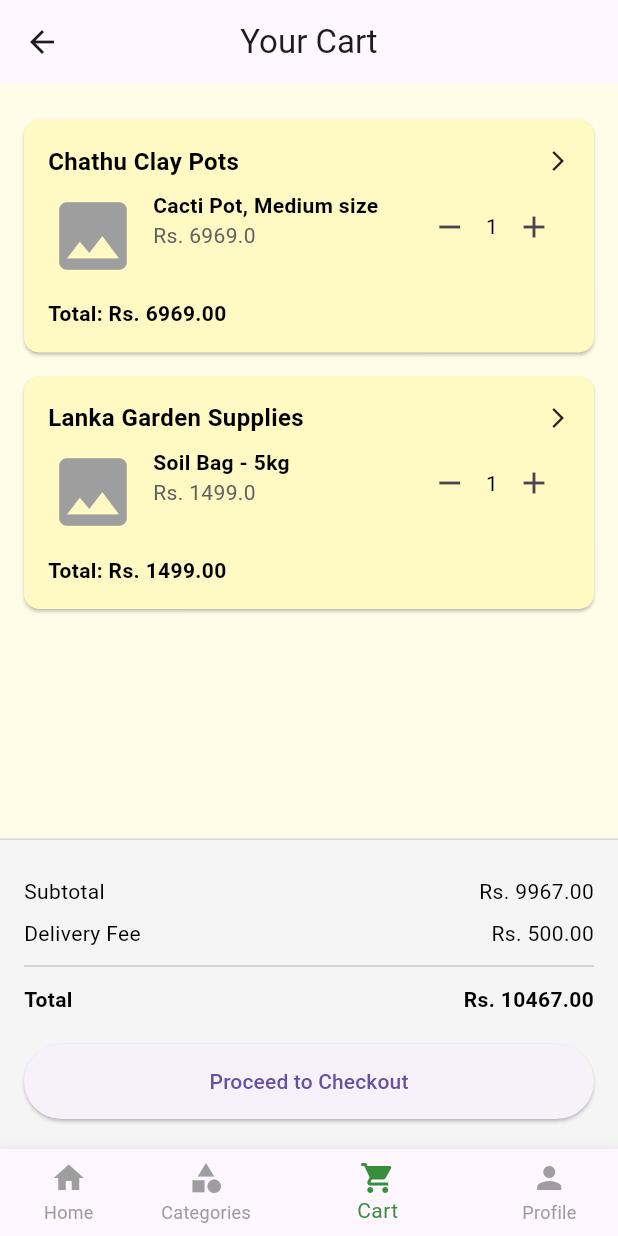
After one commit to Team-Dev-Alliance/aththatu, a Flutter app: the CartPage screen opened by its route, on a phone screen of 412 x 824 dp. The commit adds this screen. Run offline on Flutter 3.47's test engine with Material 3 defaults, Android fonts, the phone set to English and light mode, and no system bars; our stand-ins replace fl_chart, image_picker.

Commit message:
Create cart page for customer frontend

```diff
--- a/client/aththatu/lib/App/app.dart
+++ b/client/aththatu/lib/App/app.dart
@@ -7,6 +7,7 @@ import '../Authentication/login.dart';
 import '../Authentication/signup.dart';
 import '../Analytics/analytics_page.dart';
 import '../Orders/add_product_page.dart';
+import '../Cart/cart_page.dart';
 
 void main() {
   runApp(const MyApp());
@@ -34,6 +35,7 @@ class MyApp extends StatelessWidget {
         '/seller_orders': (context) => const SellerOrdersPage(),
         '/analytics': (context) => const AnalyticsPage(),
         '/add_product': (context) => const AddProductPage(),
+        '/cart': (context) => const CartPage(),
       },
     );
   }
--- /dev/null
+++ b/client/aththatu/lib/Cart/cart_item_tile.dart
@@ -0,0 +1,127 @@
+import 'package:flutter/material.dart';
+
+class CartItemTile extends StatefulWidget {
+  final String shopName;
+  final String productName;
+  final double unitPrice;
+  // final String imageUrl;
+  final int initialQuantity;
+  final ValueChanged<int> onQuantityChanged;
+
+  const CartItemTile({
+    super.key,
+    required this.shopName,
+    required this.productName,
+    required this.unitPrice,
+    // required this.imageUrl,
+    required this.initialQuantity,
+    required this.onQuantityChanged,
+  });
+
+  @override
+  State<CartItemTile> createState() => _CartItemTileState();
+}
+
+class _CartItemTileState extends State<CartItemTile> {
+  int quantity = 1;
+
+  void _incrementQuantity() {
+    setState(() {
+      quantity++;
+      widget.onQuantityChanged(quantity);
+    });
+  }
+
+  void _decrementQuantity() {
+    setState(() {
+      if (quantity > 1) {
+        quantity--;
+        widget.onQuantityChanged(quantity);
+      } else {
+        // Optionally you can also notify parent to remove the widget
+        // For now just showing a snackbar
+        ScaffoldMessenger.of(context).showSnackBar(
+          const SnackBar(content: Text("Item removed from cart")),
+        );
+        setState(() {
+          quantity = 0;
+          widget.onQuantityChanged(quantity);
+        });
+      }
+    });
+  }
+
+  @override
+  Widget build(BuildContext context) {
+    if (quantity == 0) return const SizedBox(); // Don't display if removed
+
+    double totalPrice = widget.unitPrice * quantity;
+
+    return Card(
+      color: Colors.yellow[100],
+      shape: RoundedRectangleBorder(borderRadius: BorderRadius.circular(10)),
+      margin: const EdgeInsets.symmetric(vertical: 8),
+      child: Padding(
+        padding: const EdgeInsets.all(16.0),
+        child: Column(
+          crossAxisAlignment: CrossAxisAlignment.start,
+          children: [
+            // Shop name and arrow
+            Row(
+              children: [
+                Expanded(
+                  child: Text(
+                    widget.shopName,
+                    style: const TextStyle(
+                        fontSize: 16, fontWeight: FontWeight.bold),
+                  ),
+                ),
+                const Icon(Icons.arrow_forward_ios, size: 16),
+              ],
+            ),
+            const SizedBox(height: 8),
+            // Product details
+            Row(
+              crossAxisAlignment: CrossAxisAlignment.start,
+              children: [
+                // Image
+                const Icon(Icons.image, size: 60, color: Colors.grey),
+                const SizedBox(width: 10),
+                // Text + price
+                Expanded(
+                  child: Column(
+                    crossAxisAlignment: CrossAxisAlignment.start,
+                    children: [
+                      Text(widget.productName,
+                          style: const TextStyle(fontWeight: FontWeight.bold)),
+                      Text('Rs. ${widget.unitPrice * quantity}',
+                          style: TextStyle(color: Colors.grey[700])),
+                    ],
+                  ),
+                ),
+                // Quantity controls
+                Row(
+                  mainAxisSize: MainAxisSize.min,
+                  children: [
+                    IconButton(
+                        onPressed: _decrementQuantity,
+                        icon: const Icon(Icons.remove)),
+                    Text('$quantity'),
+                    IconButton(
+                        onPressed: _incrementQuantity,
+                        icon: const Icon(Icons.add)),
+                  ],
+                ),
+              ],
+            ),
+            const SizedBox(height: 12),
+            Text(
+              'Total: Rs. ${totalPrice.toStringAsFixed(2)}',
+              style: const TextStyle(fontWeight: FontWeight.bold),
+            ),
+          ],
+        ),
+      ),
+    );
+  }
+}
--- /dev/null
+++ b/client/aththatu/lib/Cart/cart_page.dart
@@ -0,0 +1,146 @@
+import 'package:flutter/material.dart';
+import 'cart_item_tile.dart';
+import '../components/navigation_bar.dart' as nav;
+
+class CartPage extends StatefulWidget {
+  const CartPage({super.key});
+
+  @override
+  State<CartPage> createState() => _CartPageState();
+}
+
+class _CartPageState extends State<CartPage> {
+  // Dummy cart data (you can later fetch this from provider or backend)
+  List<Map<String, dynamic>> cartItems = [
+    {
+      'shopName': 'Chathu Clay Pots',
+      'productName': 'Cacti Pot, Medium size',
+      'unitPrice': 6969.0,
+      'imageUrl': 'https://via.placeholder.com/150',
+      'quantity': 1,
+    },
+    {
+      'shopName': 'Lanka Garden Supplies',
+      'productName': 'Soil Bag - 5kg',
+      'unitPrice': 1499.0,
+      'imageUrl': 'https://via.placeholder.com/150',
+      'quantity': 2,
+    },
+  ];
+
+  final double deliveryFee = 500.0;
+  int _currentNavIndex = 2; // Cart tab selected
+
+  double _calculateSubtotal() {
+    return cartItems.fold(0, (sum, item) {
+      return sum + (item['unitPrice'] * item['quantity']);
+    });
+  }
+
+  void _updateQuantity(int index, int newQuantity) {
+    setState(() {
+      if (newQuantity <= 0) {
+        cartItems.removeAt(index);
+      } else {
+        cartItems[index]['quantity'] = newQuantity;
+      }
+    });
+  }
+
+  @override
+  Widget build(BuildContext context) {
+    double subtotal = _calculateSubtotal();
+    double total = subtotal + deliveryFee;
+
+    return Scaffold(
+      appBar: AppBar(
+        title: const Text('Your Cart'),
+        centerTitle: true,
+      ),
+      bottomNavigationBar: nav.NavigationBar(
+        currentIndex: _currentNavIndex,
+        onTap: (index) {
+          setState(() {
+            _currentNavIndex = index;
+            if (index == 1) {
+              Navigator.pushReplacementNamed(context, '/categories');
+            } else if (index == 2) {
+              Navigator.pushReplacementNamed(context, '/cart');
+            } else if (index == 3) {
+              Navigator.pushReplacementNamed(context, '/profile');
+            }
+          });
+        },
+      ),
+      body: Column(
+        children: [
+          // Cart items list
+          Expanded(
+            child: ListView.builder(
+              padding: const EdgeInsets.all(16),
+              itemCount: cartItems.length,
+              itemBuilder: (context, index) {
+                final item = cartItems[index];
+                return CartItemTile(
+                  shopName: item['shopName'],
+                  productName: item['productName'],
+                  unitPrice: item['unitPrice'],
+                  // imageUrl: item['imageUrl'],
+                  key: ValueKey(index),
+                  onQuantityChanged: (newQty) => _updateQuantity(index, newQty),
+                  initialQuantity: item['quantity'],
+                );
+              },
+            ),
+          ),
+
+          // Totals + Button
+          Container(
+            padding: const EdgeInsets.symmetric(horizontal: 16, vertical: 20),
+            decoration: BoxDecoration(
+              color: Colors.grey[100],
+              border: const Border(top: BorderSide(color: Colors.black12)),
+            ),
+            child: Column(
+              children: [
+                _buildPriceRow("Subtotal", subtotal),
+                _buildPriceRow("Delivery Fee", deliveryFee),
+                const Divider(),
+                _buildPriceRow("Total", total, isBold: true),
+                const SizedBox(height: 16),
+                ElevatedButton(
+                  onPressed: cartItems.isEmpty
+                      ? null
+                      : () {
+                          // Checkout logic here
+                          ScaffoldMessenger.of(context).showSnackBar(
+                            const SnackBar(content: Text("Proceeding to checkout...")),
+                          );
+                        },
+                  style: ElevatedButton.styleFrom(
+                    minimumSize: const Size.fromHeight(50),
+                  ),
+                  child: const Text("Proceed to Checkout"),
+                ),
+              ],
+            ),
+          ),
+        ],
+      ),
+    );
+  }
+
+  Widget _buildPriceRow(String label, double amount, {bool isBold = false}) {
+    return Padding(
+      padding: const EdgeInsets.symmetric(vertical: 4.0),
+      child: Row(
+        mainAxisAlignment: MainAxisAlignment.spaceBetween,
+        children: [
+          Text(label, style: isBold ? const TextStyle(fontWeight: FontWeight.bold) : null),
+          Text("Rs. ${amount.toStringAsFixed(2)}",
+              style: isBold ? const TextStyle(fontWeight: FontWeight.bold) : null),
+        ],
+      ),
+    );
+  }
+}
--- a/client/aththatu/lib/Home/seller_home_page.dart
+++ b/client/aththatu/lib/Home/seller_home_page.dart
@@ -36,7 +36,7 @@ class _SellerHomePageState extends State<SellerHomePage> {
           setState(() {
             _currentNavIndex = index;
             if (index == 3) {
-              Navigator.pushReplacementNamed(context, '/profile');
+              Navigator.pushReplacementNamed(context, '/seller_profile');
             }
             // Handle other navigation logic
           });
```
Also changed, not shown: 1 other file.
